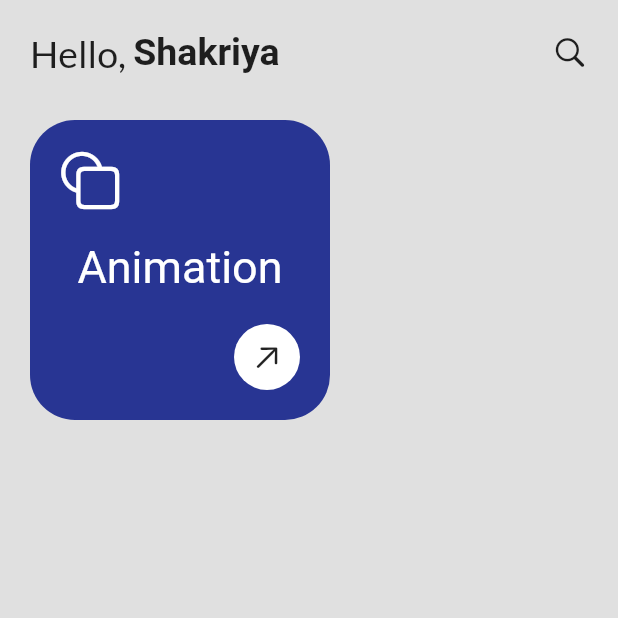
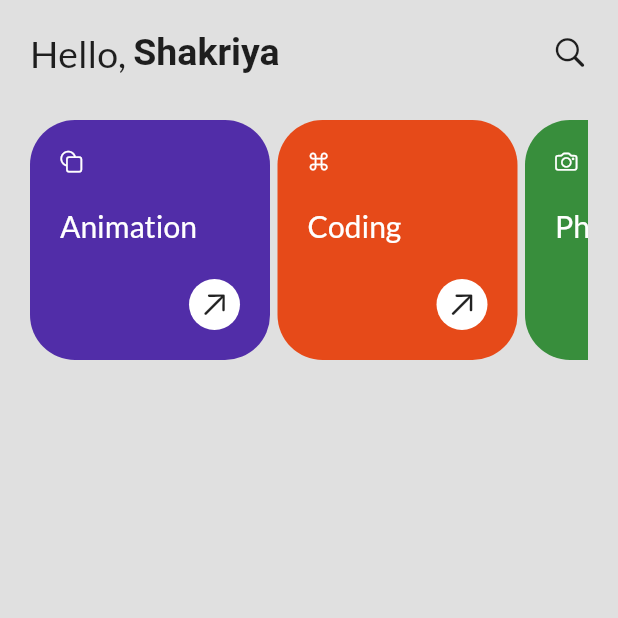
Before and after one commit to ShakriyaPanday/elearning, a Flutter app: the screen it shows after launch, on a phone screen of 412 x 824 dp, the top half of it. Run offline on Flutter 3.47's test engine with Material 2 defaults, Android fonts, the phone set to English and light mode, and no system bars; our stand-ins replace google_fonts; Roboto replaces fonts that are missing (Actor).

Commit message:
Other cources added

```diff
--- a/lib/utils/categories.dart
+++ b/lib/utils/categories.dart
@@ -1,3 +1,4 @@
+import 'package:elearning/utils/topics.dart';
 import 'package:flutter/cupertino.dart';
 import 'package:flutter/material.dart';
 import 'package:google_fonts/google_fonts.dart';
@@ -9,7 +10,7 @@ class CategoriesList extends StatelessWidget {
   Widget build(BuildContext context) {
     return SizedBox(
         width: double.infinity,
-        height: 200,
+        height: 160,
         child: GridView(
           scrollDirection: Axis.horizontal,
           gridDelegate: const SliverGridDelegateWithFixedCrossAxisCount(
@@ -19,39 +20,25 @@ class CategoriesList extends StatelessWidget {
             childAspectRatio: 1 / 1,
           ),
           children: [
-            Container(
-              padding: EdgeInsets.all(20),
-              decoration: BoxDecoration(
-                  color: Colors.indigo[800],
-                  borderRadius: BorderRadius.circular(30)),
-              child: Column(
-                mainAxisAlignment: MainAxisAlignment.spaceBetween,
-                children: [
-                  Row(
-                    children: [
-                      Icon(CupertinoIcons.square_on_circle,
-                          size: 40, color: Colors.white),
-                    ],
-                  ),
-                  Text(
-                    "Animation",
-                    style:
-                        GoogleFonts.roboto(fontSize: 30, color: Colors.white),
-                  ),
-                  Row(
-                    mainAxisAlignment: MainAxisAlignment.end,
-                    children: [
-                      Container(
-                        padding: EdgeInsets.all(10),
-                        decoration: BoxDecoration(
-                            color: Colors.white,
-                            borderRadius: BorderRadius.circular(30)),
-                        child: Icon(CupertinoIcons.arrow_up_right),
-                      )
-                    ],
-                  )
-                ],
-              ),
+            TopicLists(
+              iconName: CupertinoIcons.square_on_circle,
+              topicName: "Animation",
+              colorName: Colors.deepPurple[700]!,
+            ),
+            TopicLists(
+              iconName: CupertinoIcons.command,
+              topicName: "Coding",
+              colorName: Colors.deepOrange[700]!,
+            ),
+            TopicLists(
+              iconName: CupertinoIcons.camera,
+              topicName: "Photography",
+              colorName: Colors.green[700]!,
+            ),
+            TopicLists(
+              iconName: CupertinoIcons.music_mic,
+              topicName: "Singing",
+              colorName: Colors.red[700]!,
             ),
           ],
         ));
--- /dev/null
+++ b/lib/utils/topics.dart
@@ -0,0 +1,54 @@
+import 'package:flutter/cupertino.dart';
+import 'package:flutter/material.dart';
+import 'package:google_fonts/google_fonts.dart';
+
+class TopicLists extends StatelessWidget {
+  final String topicName;
+  final IconData iconName;
+  final Color colorName;
+
+  const TopicLists(
+      {super.key,
+      required this.topicName,
+      required this.iconName,
+      required this.colorName});
+
+  @override
+  Widget build(BuildContext context) {
+    return Container(
+      padding: EdgeInsets.all(20),
+      decoration: BoxDecoration(
+          color: colorName, borderRadius: BorderRadius.circular(30)),
+      child: Column(
+        mainAxisAlignment: MainAxisAlignment.spaceBetween,
+        children: [
+          Row(
+            children: [
+              Icon(iconName, size: 15, color: Colors.white),
+            ],
+          ),
+          Row(
+            children: [
+              Text(
+                topicName,
+                style: GoogleFonts.lato(fontSize: 20, color: Colors.white),
+              ),
+            ],
+          ),
+          Row(
+            mainAxisAlignment: MainAxisAlignment.end,
+            children: [
+              Container(
+                padding: EdgeInsets.all(5),
+                decoration: BoxDecoration(
+                    color: Colors.white,
+                    borderRadius: BorderRadius.circular(30)),
+                child: Icon(CupertinoIcons.arrow_up_right),
+              )
+            ],
+          )
+        ],
+      ),
+    );
+  }
+}
```
